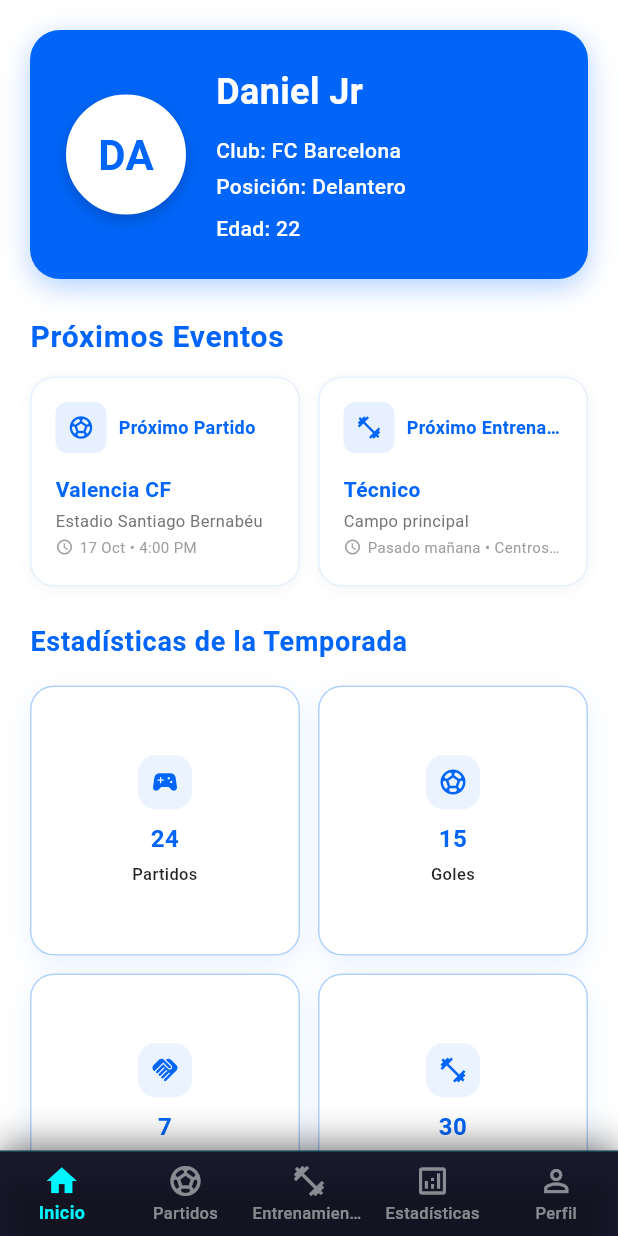
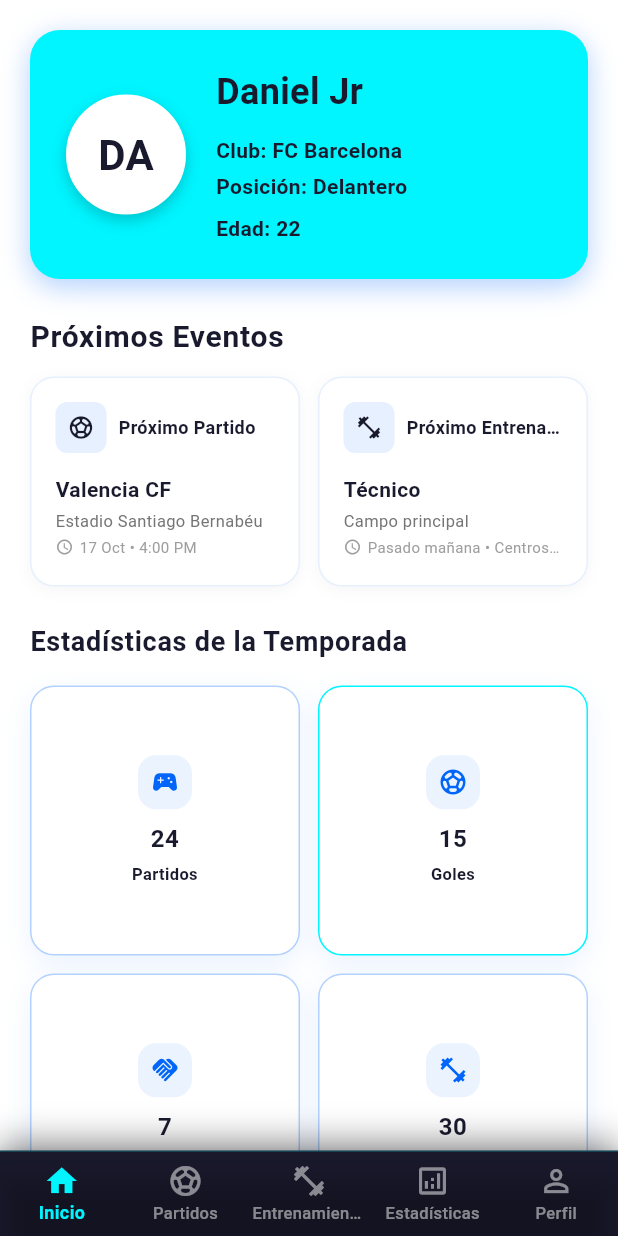
Before and after one commit to DaniielJr10/soccerlife, a Flutter app: the PrincipalPage screen opened directly, on a phone screen of 412 x 824 dp. Run offline on Flutter 3.47's test engine with Material 3 defaults, Android fonts, the phone set to English and light mode, and no system bars; our stand-ins replace image_picker.

Commit message:
diseño bien

```diff
--- a/lib/pantallas/principal.dart
+++ b/lib/pantallas/principal.dart
@@ -159,7 +159,7 @@ class _PrincipalPageState extends State<PrincipalPage> {
       width: double.infinity,
       padding: const EdgeInsets.all(24),
       decoration: BoxDecoration(
-        color: const Color(0xFF0065F8),
+        color: const Color(0xFF00f5ff),
         borderRadius: BorderRadius.circular(20),
         boxShadow: [
           BoxShadow(
@@ -193,7 +193,7 @@ class _PrincipalPageState extends State<PrincipalPage> {
                 style: const TextStyle(
                   fontWeight: FontWeight.bold,
                   fontSize: 28,
-                  color: Color(0xFF0065F8),
+                  color: Color(0xFF1a1a2e),
                 ),
               ),
             ),
@@ -206,7 +206,7 @@ class _PrincipalPageState extends State<PrincipalPage> {
                 Text(
                   _perfilJugador.nombre,
                   style: const TextStyle(
-                    color: Colors.white,
+                    color: Color(0xFF1a1a2e),
                     fontSize: 24,
                     fontWeight: FontWeight.bold,
                   ),
@@ -221,18 +221,18 @@ class _PrincipalPageState extends State<PrincipalPage> {
                           Text(
                             'Club: ${_perfilJugador.club}',
                             style: const TextStyle(
-                              color: Colors.white,
+                              color: Color(0xFF1a1a2e),
                               fontSize: 14,
-                              fontWeight: FontWeight.w500,
+                              fontWeight: FontWeight.bold,
                             ),
                           ),
                           const SizedBox(height: 4),
                           Text(
                             'Posición: ${_perfilJugador.posicion}',
                             style: const TextStyle(
-                              color: Colors.white,
+                              color: Color(0xFF1a1a2e),
                               fontSize: 14,
-                              fontWeight: FontWeight.w500,
+                              fontWeight: FontWeight.bold,
                             ),
                           ),
                         ],
@@ -244,9 +244,9 @@ class _PrincipalPageState extends State<PrincipalPage> {
                 Text(
                   'Edad: ${_perfilJugador.edad}',
                   style: const TextStyle(
-                    color: Colors.white,
+                    color: Color(0xFF1a1a2e),
                     fontSize: 14,
-                    fontWeight: FontWeight.w500,
+                    fontWeight: FontWeight.bold,
                   ),
                 ),
               ],
@@ -268,7 +268,7 @@ class _PrincipalPageState extends State<PrincipalPage> {
           style: TextStyle(
             fontSize: 20,
             fontWeight: FontWeight.bold,
-            color: Color(0xFF0065F8),
+            color: Color(0xFF1a1a2e),
             letterSpacing: 0.5,
           ),
         ),
@@ -326,7 +326,7 @@ class _PrincipalPageState extends State<PrincipalPage> {
                   ),
                   child: const Icon(
                     Icons.sports_soccer,
-                    color: Color(0xFF0065F8),
+                    color: Color(0xFF1a1a2e),
                     size: 18,
                   ),
                 ),
@@ -335,7 +335,7 @@ class _PrincipalPageState extends State<PrincipalPage> {
                   child: Text(
                     'Próximo Partido',
                     style: TextStyle(
-                      color: Color(0xFF0065F8),
+                      color: Color(0xFF1a1a2e),
                       fontWeight: FontWeight.bold,
                       fontSize: 12,
                     ),
@@ -355,7 +355,7 @@ class _PrincipalPageState extends State<PrincipalPage> {
                     style: const TextStyle(
                       fontWeight: FontWeight.bold,
                       fontSize: 14,
-                      color: Color(0xFF0065F8),
+                      color: Color(0xFF1a1a2e),
                     ),
                     maxLines: 1,
                     overflow: TextOverflow.ellipsis,
@@ -440,7 +440,7 @@ class _PrincipalPageState extends State<PrincipalPage> {
                   ),
                   child: const Icon(
                     Icons.fitness_center,
-                    color: Color(0xFF0065F8),
+                    color: Color(0xFF1a1a2e),
                     size: 18,
                   ),
                 ),
@@ -449,7 +449,7 @@ class _PrincipalPageState extends State<PrincipalPage> {
                   child: Text(
                     'Próximo Entrenamiento',
                     style: TextStyle(
-                      color: Color(0xFF0065F8),
+                      color: Color(0xFF1a1a2e),
                       fontWeight: FontWeight.bold,
                       fontSize: 12,
                     ),
@@ -469,7 +469,7 @@ class _PrincipalPageState extends State<PrincipalPage> {
                     style: const TextStyle(
                       fontWeight: FontWeight.bold,
                       fontSize: 14,
-                      color: Color(0xFF0065F8),
+                      color: Color(0xFF1a1a2e),
                     ),
                     maxLines: 1,
                     overflow: TextOverflow.ellipsis,
@@ -546,7 +546,7 @@ class _PrincipalPageState extends State<PrincipalPage> {
           style: TextStyle(
             fontSize: 18,
             fontWeight: FontWeight.bold,
-            color: Color(0xFF0065F8),
+            color: Color(0xFF1a1a2e),
             letterSpacing: 0.5,
           ),
         ),
@@ -598,7 +598,9 @@ class _PrincipalPageState extends State<PrincipalPage> {
         color: Colors.white,
         borderRadius: BorderRadius.circular(16),
         border: Border.all(
-          color: const Color(0xFF0065F8).withValues(alpha: 0.3),
+          color: title == 'Goles'
+              ? const Color(0xFF00f5ff)
+              : const Color(0xFF0065F8).withValues(alpha: 0.3),
           width: 1,
         ),
         boxShadow: [
@@ -632,7 +634,7 @@ class _PrincipalPageState extends State<PrincipalPage> {
               style: const TextStyle(
                 fontWeight: FontWeight.bold,
                 fontSize: 16,
-                color: Color(0xFF0065F8),
+                color: Color(0xFF1a1a2e),
               ),
               textAlign: TextAlign.center,
             ),
@@ -640,9 +642,9 @@ class _PrincipalPageState extends State<PrincipalPage> {
             Text(
               title,
               style: const TextStyle(
-                color: Colors.black87,
+                color: Color(0xFF1a1a2e),
                 fontSize: 11,
-                fontWeight: FontWeight.w500,
+                fontWeight: FontWeight.bold,
               ),
               textAlign: TextAlign.center,
               maxLines: 1,
```
